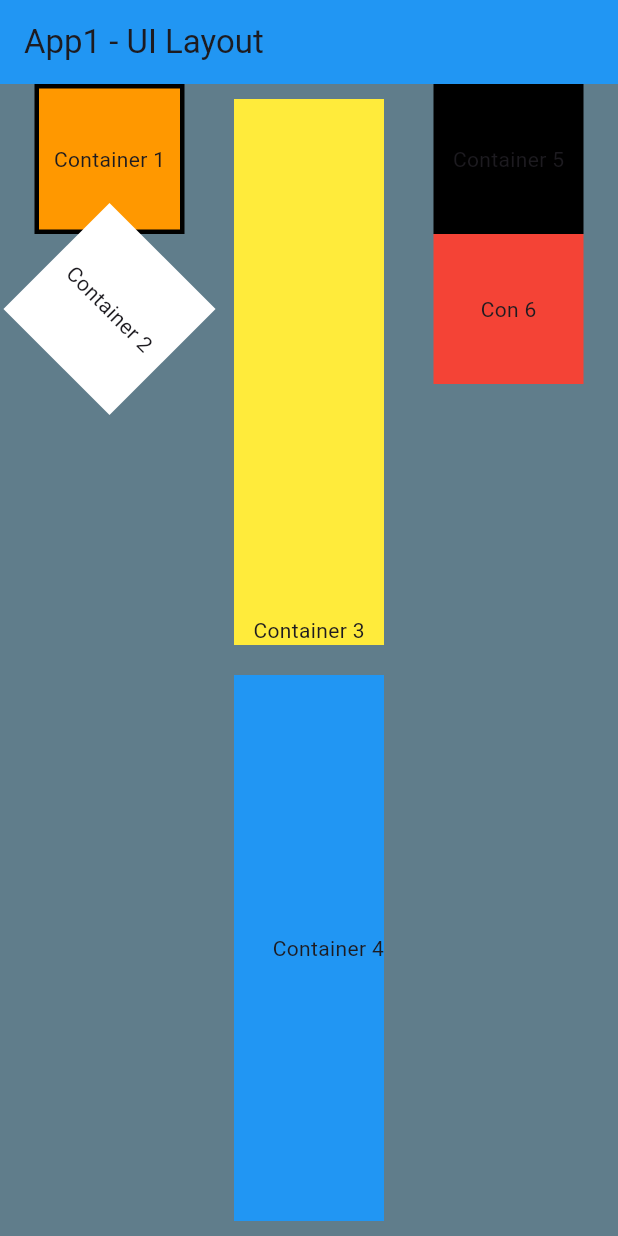
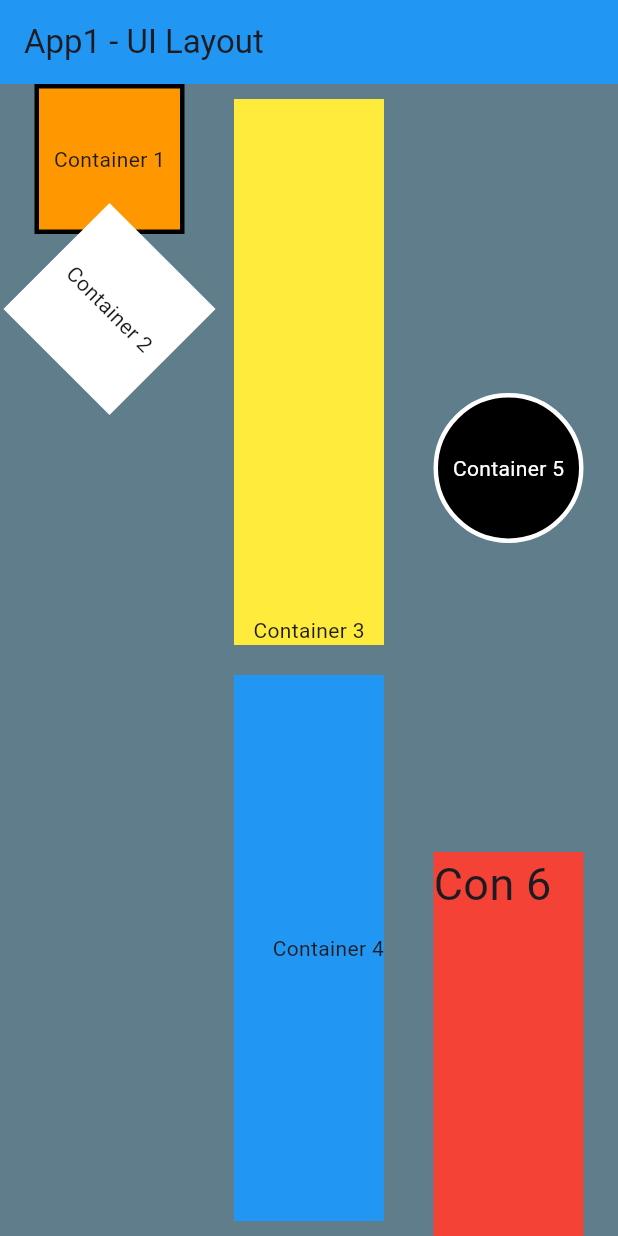
Before and after one commit to loganraff/DMIT2504-assignment-01, a Flutter app: the screen it shows after launch, on a phone screen of 412 x 824 dp. Run offline on Flutter 3.47's test engine with Material 3 defaults, Android fonts, the light colour scheme and no system bars.

Commit message:
Final column complete

```diff
--- a/dmit_2504_assignment01/lib/main.dart
+++ b/dmit_2504_assignment01/lib/main.dart
@@ -39,14 +39,10 @@ class MyApp extends StatelessWidget {
                     width: 100.0,
                     decoration: BoxDecoration(
                         border: Border.all(color: Colors.black, width: 3.0),
-                    color: Colors.orange
-                  ),
+                        color: Colors.orange),
                     child: const Center(
-                    child: Text(
-                      'Container 1'
-                    ),
-                  )
-                ),
+                      child: Text('Container 1'),
+                    )),
                 Transform.rotate(
                   angle: pi / 4,
                   child: Container(
@@ -54,9 +50,7 @@ class MyApp extends StatelessWidget {
                     width: 100.0,
                     color: Colors.white,
                     child: const Center(
-                      child: Text(
-                        "Container 2"
-                      ),
+                      child: Text("Container 2"),
                     ),
                   ),
                 )
@@ -74,9 +68,7 @@ class MyApp extends StatelessWidget {
                       color: Colors.yellow,
                       child: const Align(
                         alignment: Alignment.bottomCenter,
-                        child: Text(
-                          "Container 3"
-                        ),
+                        child: Text("Container 3"),
                       ),
                     ),
                   ),
@@ -91,37 +83,56 @@ class MyApp extends StatelessWidget {
                         color: Colors.blue,
                         child: const Align(
                           alignment: Alignment.centerRight,
-                        child: Text(
-                          "Container 4"
+                          child: Text("Container 4"),
                         ),
-                      ),
-                    )
-                  ),
+                      )),
                 ),
               ],
             ),
             Column(
+              mainAxisAlignment: MainAxisAlignment.spaceBetween,
               children: [
-                Container(
+                Flexible(
+                  flex: 2,
+                  fit: FlexFit.loose,
+                  child: Align(
+                    alignment: Alignment.center,
+                    child: Container(
                       height: 100.0,
                       width: 100.0,
+                      decoration: BoxDecoration(
                           color: Colors.black,
+                          border: Border.all(
+                            color: Colors.white,
+                            width: 3.0,
+                          ),
+                          borderRadius:
+                            const BorderRadius.all(Radius.circular(100.0))
+                      ),
                       child: const Center(
                         child: Text(
-                      "Container 5"
+                          "Container 5",
+                          style: TextStyle(color: Colors.white),
                         ),
                       ),
                     ),
-                Container(
+                  ),
+                ),
+                Expanded(
+                  flex: 1,
+                  child: Container(
                     height: 100.0,
                     width: 100.0,
                     color: Colors.red,
-                  child: const Center(
+                    child: const Align(
+                      alignment: Alignment.topLeft,
                       child: Text(
-                      "Con 6"
+                        "Con 6",
+                        style: TextStyle(fontSize: 30.0),
                       ),
                     ),
-                )
+                  ),
+                ),
               ],
             )
           ],
```
Lines whose indentation alone changed are shown as unchanged.
